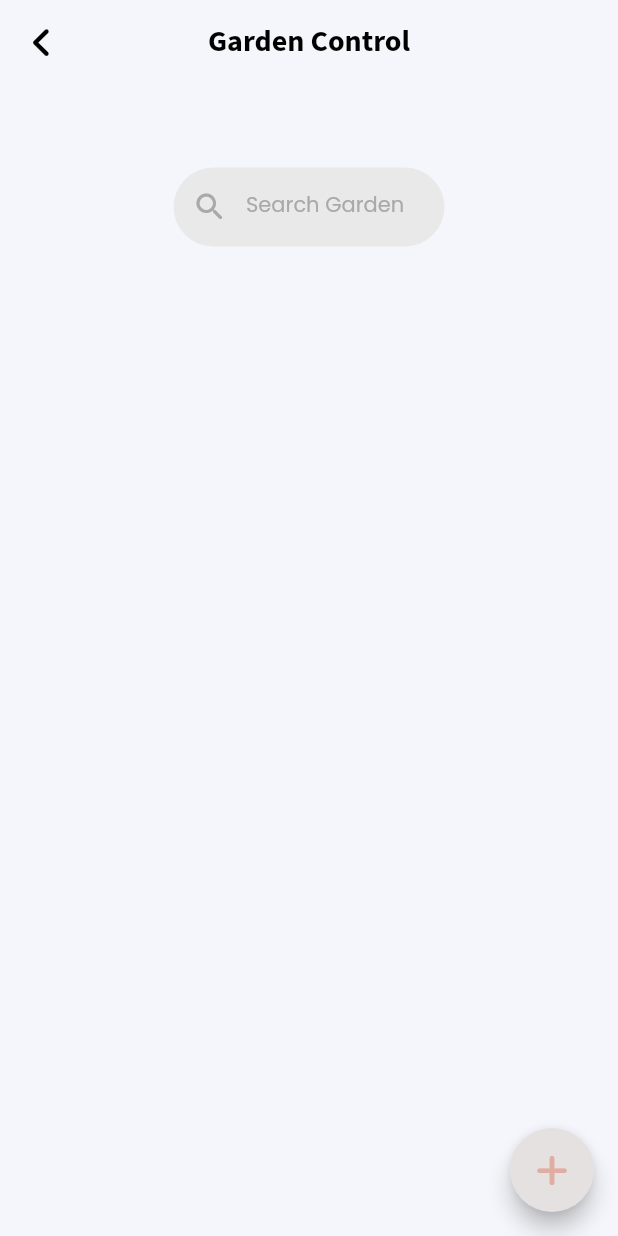
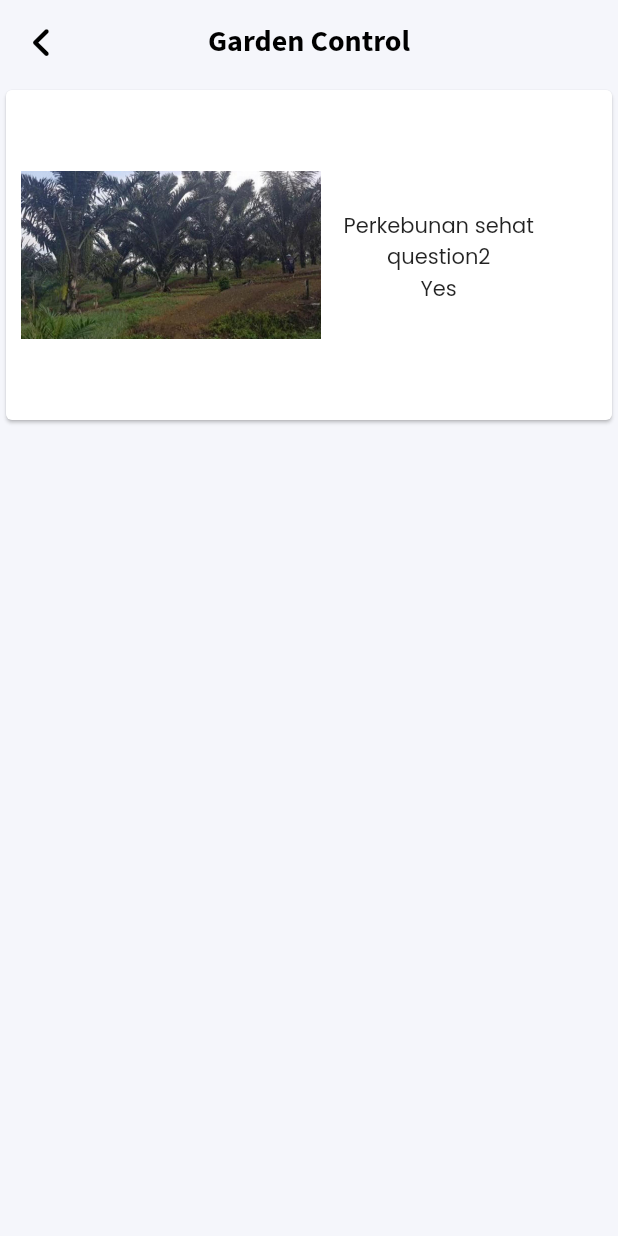
Before and after one commit to arcelzi/sabang, a Flutter app: the GardenControl screen opened directly, on a phone screen of 412 x 824 dp. Run offline on Flutter 3.47's test engine with Material 2 defaults, Android fonts, the phone set to English and light mode, and no system bars; our stand-ins replace font_awesome_flutter, google_fonts.

Commit message:
fixing error, renew gardencontrol

```diff
--- a/lib/menu/addpurchase.dart
+++ b/lib/menu/addpurchase.dart
@@ -40,7 +40,7 @@ class _AddPurchaseState extends State<AddPurchase> {
             onTap: () => FocusManager.instance.primaryFocus?.unfocus(),
             child: Container(
               width: 350,
-              height: 530,
+              height: 550,
               margin: EdgeInsets.symmetric(horizontal: 80),
               padding: EdgeInsets.only(top: 5, left: 16, right: 16),
               decoration: BoxDecoration(
--- a/lib/menu/gardencontrol.dart
+++ b/lib/menu/gardencontrol.dart
@@ -12,6 +12,13 @@ class GardenControl extends StatefulWidget {
 
 class _GardenControlState extends State<GardenControl> {
   final String FontPoppins = 'FontPoppins';
+  final List<gardencontrol> garden = [
+    gardencontrol(
+        question1: "Perkebunan sehat",
+        question2: "question2",
+        question3: "Yes",
+        foto: 'assets/images/aren.png')
+  ];
   @override
   Widget build(BuildContext context) {
     return Scaffold(
@@ -34,49 +41,49 @@ class _GardenControlState extends State<GardenControl> {
           elevation: 0,
           centerTitle: true,
         ),
-      body: Padding(
-        padding: EdgeInsets.only(top: 56, left: 16, right: 16),
-        child: Container(
-          margin: EdgeInsets.symmetric(horizontal: 100),
-          height: 52,
-          width: 309,
-          child: GestureDetector(
-            onTap: () => FocusManager.instance.primaryFocus?.unfocus(),
-            child: TextFormField(
-              decoration: InputDecoration(
-                prefixIcon: Icon(
-                  Icons.search_rounded,
-                  color: Color(0xFFA9A9A9),
+        body: ListView(
+          children: garden.map((result) {
+            return Card(
+              child: Padding(
+                padding: EdgeInsets.all(10),
+                child: Row(
+                  crossAxisAlignment: CrossAxisAlignment.start,
+                  children: [
+                    SizedBox(
+                      width: 200,
+                      height: 200,
+                      child: Image(image: AssetImage(result.foto)),
                     ),
-                  filled: true,
-                  fillColor: Color(0xFFE9E9E9),
-                  hintText: 'Search Garden',
-                  hintStyle: TextStyle(
-                    fontFamily: FontPoppins,
-                    fontSize: 14,
-                    color: Color(0xFFA9A9A9),
+                    Container(
+                      padding: EdgeInsets.only(left: 15),
+                      child: Column(
+                        crossAxisAlignment: CrossAxisAlignment.center,
+                        children: [
+                          SizedBox(height: 70,),
+                          Text(result.question1),
+                          Text(result.question2),
+                          Text(result.question3),
+                        ],
                       ),
-                  focusedBorder: OutlineInputBorder(
-                    borderRadius: BorderRadius.circular(30),
-                    borderSide: BorderSide(color: Color(0xFFE9E9E9), width: 0),
-                  ),
-                  enabledBorder: OutlineInputBorder(
-                    borderRadius: BorderRadius.circular(30),
-                    borderSide: BorderSide(color: Color(0xFFE9E9E9), width: 0)
                     )
+                  ],
                 ),
               ),
-          ),
-        ),
-        ),
-        floatingActionButton: FloatingActionButton(
-          onPressed: () {
-            Navigator.push(context, MaterialPageRoute(builder: ((context) => AddGarden())));
-        },
-        backgroundColor: Color(0xFFE5E1E1),
-        child: Icon(FontAwesomeIcons.plus),
-        foregroundColor: Color(0xFFE0ADA2),
-        ),
             );
+          }).toList(),
+        ));
   }
 }
+
+class gardencontrol {
+  final String question1;
+  final String question2;
+  final String question3;
+  final String foto;
+
+  gardencontrol(
+      {required this.question1,
+      required this.question2,
+      required this.question3,
+      required this.foto});
+}
--- a/lib/menu/nira.dart
+++ b/lib/menu/nira.dart
@@ -96,7 +96,7 @@ class _NiraState extends State<Nira> {
                   itemBuilder: (context, index) => Card(
                         key: ValueKey(_foundNira[index]["id"]),
                         color: Color(0xFF78937A),
-                        margin: const EdgeInsets.symmetric(vertical: 10),
+                        margin: EdgeInsets.only(top: 10),
                         child: ListTile(
                           leading: Text(
                             _foundNira[index]["id"].toString(),
--- a/lib/menu/profile/profile.dart
+++ b/lib/menu/profile/profile.dart
@@ -43,7 +43,7 @@ class _ProfileState extends State<Profile> {
                     SizedBox(
                       width: 120,
                       height: 120,
-                      child: Image.asset('../assets/images/people.png'),
+                      child: Image.asset('assets/images/people.png'),
                     ),
                     Positioned(
                       bottom: 0,
--- a/lib/menu/profile/updateprofile.dart
+++ b/lib/menu/profile/updateprofile.dart
@@ -38,7 +38,7 @@ class UpdateProfile extends StatelessWidget {
                   SizedBox(
                     width: 120,
                     height: 120,
-                    child: Image.asset('../assets/images/people.png'),
+                    child: Image.asset('assets/images/people.png'),
                   ),
                   Positioned(
                     bottom: 0,
--- a/lib/splash.dart
+++ b/lib/splash.dart
@@ -38,7 +38,7 @@ class _SplashState extends State<Splash> {
             Column(
               children: [
                 Image.asset(
-                  '../assets/images/palm.png',
+                  'assets/images/palm.png',
                   height: 400.0,
                   width: 400.0,
                 ),
```
Also changed, not shown: assets/images/aren.png (added). Lines whose indentation alone changed are shown as unchanged.
